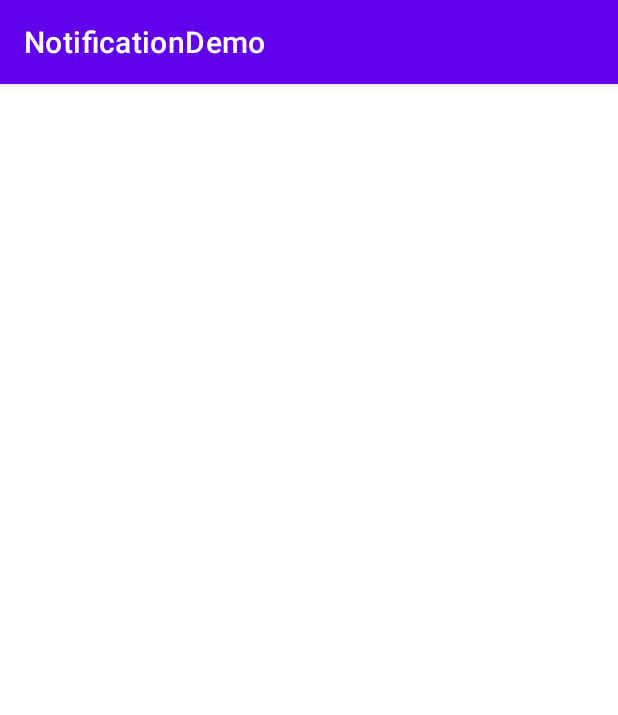
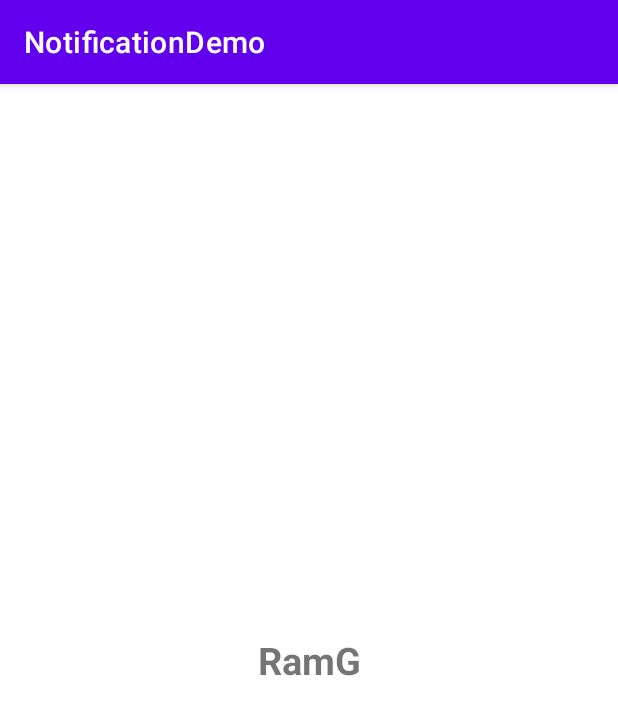
Before and after one commit to Collince-Okeyo/NotificationDemo, an Android app: the SecondActivity screen opened directly, with no data from a screen before it, on a phone screen of 412 x 824 dp. Shown: the top 715 px of the screen. Run offline under Robolectric (Android 15) with nearby library versions, the phone set to English and light mode, and no system bars.

```diff
--- a/app/src/main/java/com/ramgdeveloper/notificationdemo/SecondActivity.kt
+++ b/app/src/main/java/com/ramgdeveloper/notificationdemo/SecondActivity.kt
@@ -1,11 +1,30 @@
 package com.ramgdeveloper.notificationdemo
 
+import android.app.RemoteInput
+import android.content.Intent
 import androidx.appcompat.app.AppCompatActivity
 import android.os.Bundle
+import android.widget.TextView
 
 class SecondActivity : AppCompatActivity() {
+    private lateinit var text: TextView
+
     override fun onCreate(savedInstanceState: Bundle?) {
         super.onCreate(savedInstanceState)
         setContentView(R.layout.activity_second)
+
+        text = findViewById(R.id.textView3)
+        receiveInput()
+    }
+
+    private fun receiveInput(){
+        val keyReply = "key_reply"
+        val intent = this.intent
+        val remoteInput = RemoteInput.getResultsFromIntent(intent)
+        if (remoteInput != null) {
+            val inputString = remoteInput.getCharSequence(keyReply).toString()
+            text.text = inputString
+        }
+
     }
 }
--- a/app/src/main/res/layout/activity_second.xml
+++ b/app/src/main/res/layout/activity_second.xml
@@ -6,4 +6,15 @@
     android:layout_height="match_parent"
     tools:context=".SecondActivity">
 
+    <TextView
+        android:id="@+id/textView3"
+        android:layout_width="wrap_content"
+        android:layout_height="wrap_content"
+        android:text="RamG"
+        android:textSize="25sp"
+        android:textStyle="bold"
+        app:layout_constraintBottom_toBottomOf="parent"
+        app:layout_constraintEnd_toEndOf="parent"
+        app:layout_constraintStart_toStartOf="parent"
+        app:layout_constraintTop_toTopOf="parent" />
 </androidx.constraintlayout.widget.ConstraintLayout>
```
Also changed, not shown: app/src/main/java/com/ramgdeveloper/notificationdemo/MainActivity.kt (+17 -3 lines).
